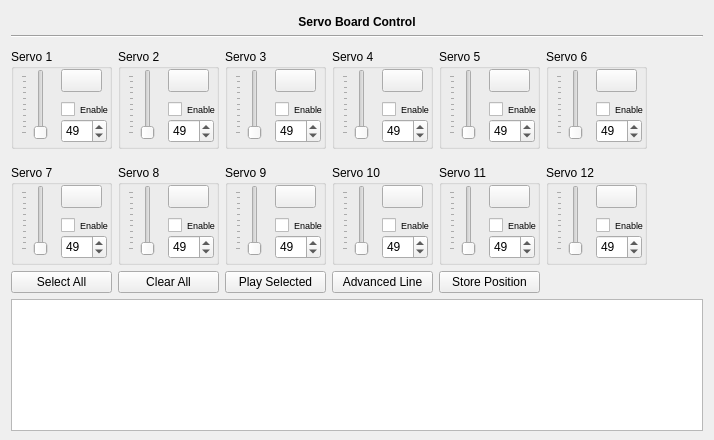
jgen/ServoControl, file src/servoboard_main.ui: the form before one commit.
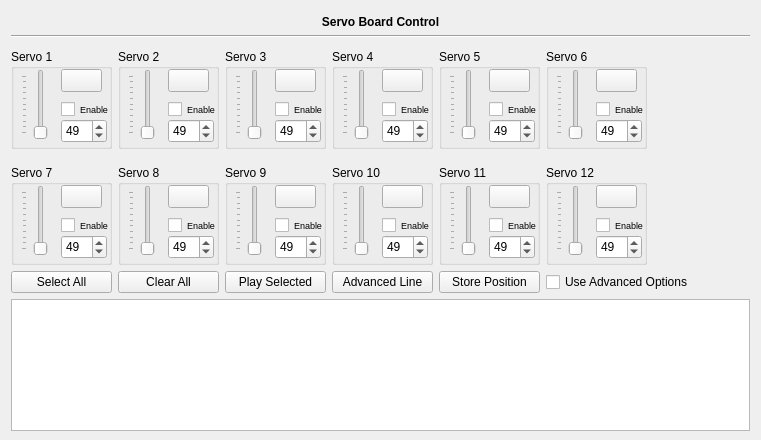
The form after the commit. Icons and pictures are not drawn.

Commit message: Can now select advanced line options and store them in a position

Diff of the .ui file:
```diff
--- a/src/servoboard_main.ui
+++ b/src/servoboard_main.ui
@@ -1431,6 +1431,13 @@
        </property>
       </widget>
      </item>
+     <item row="4" column="5">
+      <widget class="QCheckBox" name="chkUseAdvanced">
+       <property name="text">
+        <string>Use Advanced Options</string>
+       </property>
+      </widget>
+     </item>
     </layout>
    </item>
   </layout>
```
The commit also changes 5 other files.
